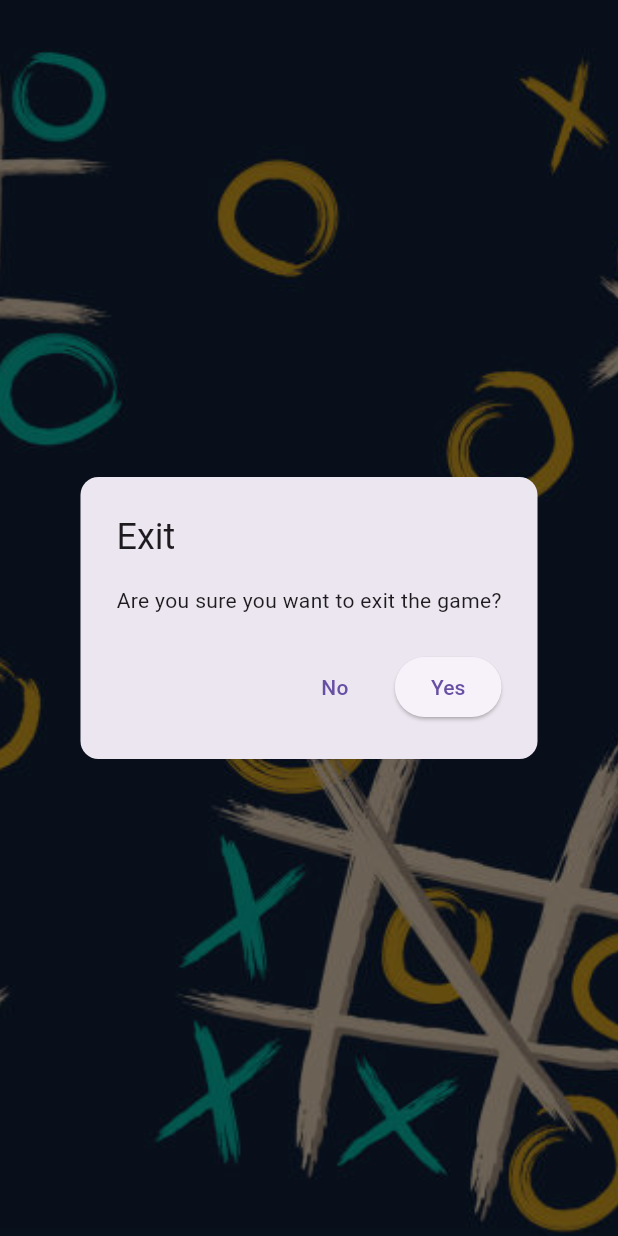
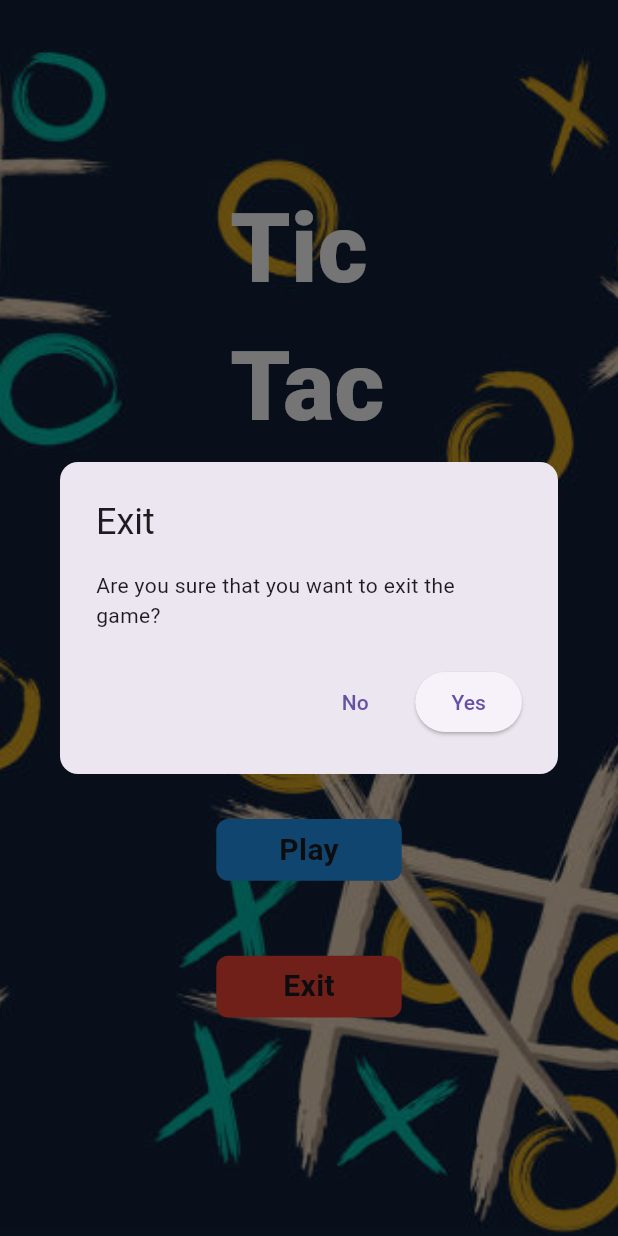
Before and after one commit to ANSARAKomega/tic_tac_toe, a Flutter app: the screen it shows after launch, after a tap on "Exit", on a phone screen of 412 x 824 dp. Run offline on Flutter 3.47's test engine with Material 3 defaults, Android fonts, the phone set to English and light mode, and no system bars.

Commit message:
final modifications

```diff
--- a/app/lib/screens/main_menu_screen.dart
+++ b/app/lib/screens/main_menu_screen.dart
@@ -25,10 +25,20 @@ class _MainMenuScreenState extends State<MainMenuScreen> {
         ),
         child: Center(
           child: Column(
-            mainAxisAlignment: MainAxisAlignment.center,
+            mainAxisAlignment: MainAxisAlignment.start,
             crossAxisAlignment: CrossAxisAlignment.center,
 
             children: [
+              SizedBox(height: 120),
+              Text(
+                "Tic\nTac\nToe",
+                style: TextStyle(
+                  fontWeight: FontWeight.w900,
+                  fontSize: 64,
+                  color: Colors.white,
+                ),
+              ),
+              SizedBox(height: 150),
               InkWell(
                 onTap: () {
                   Navigator.push(
@@ -62,7 +72,9 @@ class _MainMenuScreenState extends State<MainMenuScreen> {
                     builder: (BuildContext context) {
                       return AlertDialog(
                         title: const Text("Exit"),
-                        content: const Text("Are you sure you want to exit the game?"),
+                        content: const Text(
+                          "Are you sure that you want to exit the game?",
+                        ),
                         shape: RoundedRectangleBorder(
                           borderRadius: BorderRadius.circular(12),
                         ),
@@ -73,15 +85,14 @@ class _MainMenuScreenState extends State<MainMenuScreen> {
                           ),
                           ElevatedButton(
                             onPressed: () {
-                              SystemNavigator.pop();                            },
+                              SystemNavigator.pop();
+                            },
                             child: const Text("Yes"),
                           ),
                         ],
                       );
                     },
                   );
-
-
                 },
                 child: Container(
                   height: height * 0.05,
--- a/app/lib/screens/splash_screen.dart
+++ b/app/lib/screens/splash_screen.dart
@@ -33,14 +33,22 @@ class _SplashScreenState extends State<SplashScreen> {
             children: [
               Text(
                 "Created By",
-                style: TextStyle(fontWeight: FontWeight.w800, fontSize: 24),
+                style: TextStyle(
+                  fontWeight: FontWeight.w800,
+                  fontSize: 40,
+                  color: Colors.white,
+                ),
               ),
               SizedBox(height: 10),
               Image.asset("assets/images/Logo.png", width: 300, height: 300),
               SizedBox(height: 10),
               Text(
                 "Himself",
-                style: TextStyle(fontWeight: FontWeight.w800, fontSize: 24),
+                style: TextStyle(
+                  fontWeight: FontWeight.w800,
+                  fontSize: 40,
+                  color: Colors.white,
+                ),
               ),
             ],
           ),
```
